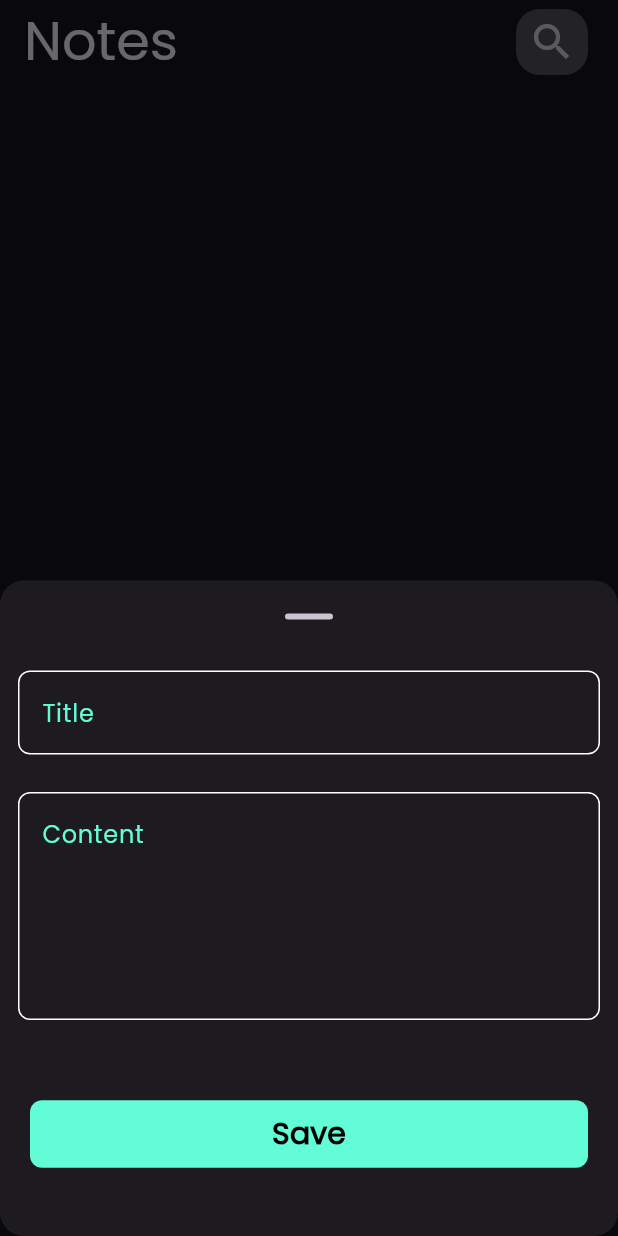
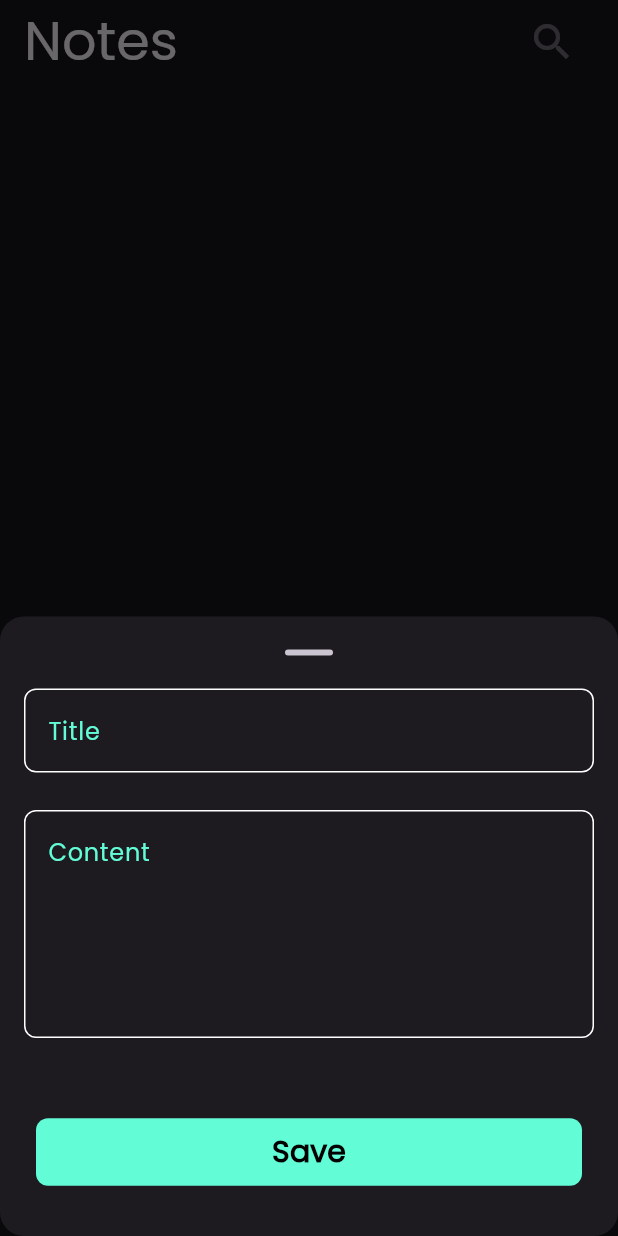
Before and after one commit to Evil-Knight1/notes_app, a Flutter app: the screen it shows after launch, after a tap on the "add" icon, on a phone screen of 412 x 824 dp. Run offline on Flutter 3.47's test engine with Material 3 defaults, Android fonts, the phone set to English and light mode, and no system bars; drawn by our look-alikes of modal_progress_hud_nsn; our stand-ins replace bloc, flutter_bloc, font_awesome_flutter, hive, hive_flutter; accounts and stored records are empty.

```diff
--- a/lib/main.dart
+++ b/lib/main.dart
@@ -20,13 +20,10 @@ class NotesApp extends StatelessWidget {
 
   @override
   Widget build(BuildContext context) {
-    return MultiBlocProvider(
-      providers: [BlocProvider(create: (context) => AddNoteCubit())],
-      child: MaterialApp(
-        debugShowCheckedModeBanner: false,
-        theme: ThemeData(brightness: Brightness.dark, fontFamily: 'Poppins'),
-        home: const NotesPage(),
-      ),
+    return MaterialApp(
+      debugShowCheckedModeBanner: false,
+      theme: ThemeData(brightness: Brightness.dark, fontFamily: 'Poppins'),
+      home: const NotesPage(),
     );
   }
 }
--- a/lib/widgets/add_note.dart
+++ b/lib/widgets/add_note.dart
@@ -13,9 +13,13 @@ class AddNote extends StatelessWidget {
 
   @override
   Widget build(BuildContext context) {
-    return Padding(
-      padding: const EdgeInsets.all(12),
-      child: SingleChildScrollView(
+    return BlocProvider(
+      create: (context) => AddNoteCubit(),
+      child: Padding(
+        padding: EdgeInsets.only(
+            right: 16,
+            left: 16,
+            bottom: MediaQuery.of(context).viewInsets.bottom),
         child: BlocConsumer<AddNoteCubit, AddNoteCubitState>(
           listener: (context, state) {
             if (state is AddNoteFailureState) {
@@ -28,7 +32,10 @@ class AddNote extends StatelessWidget {
           builder: (context, state) {
             return ModalProgressHUD(
               inAsyncCall: state is AddNoteLoadingState ? true : false,
-              child: const AddNoteForm(),
+              color: Colors.transparent,
+              child: const SingleChildScrollView(
+                child: AddNoteForm(),
+              ),
             );
           },
         ),
--- a/lib/widgets/add_note_form.dart
+++ b/lib/widgets/add_note_form.dart
@@ -1,4 +1,7 @@
 import 'package:flutter/cupertino.dart';
+import 'package:flutter_bloc/flutter_bloc.dart';
+import 'package:notes_app/cubit/add_note_cubit/add_note_cubit_cubit.dart';
+import 'package:notes_app/models/notes_model.dart';
 import 'package:notes_app/widgets/custom_text_button.dart';
 import 'package:notes_app/widgets/custom_text_field.dart';
 
@@ -41,7 +44,8 @@ class _AddNoteFormState extends State<AddNoteForm> {
             onPressed: () {
               if (formKey.currentState!.validate()) {
                 formKey.currentState!.save();
-
+                NotesModel note = NotesModel(title: title!, desc: desc!, time: DateTime.now().toString(), color: 123);
+                BlocProvider.of<AddNoteCubit>(context).addNote(note);
               } else {
                 autovalidateMode = AutovalidateMode.always;
                 setState(() {});
--- a/lib/widgets/custom_icon_button.dart
+++ b/lib/widgets/custom_icon_button.dart
@@ -2,10 +2,15 @@ import 'package:flutter/material.dart';
 
 class CustomIconButton extends StatelessWidget {
   const CustomIconButton(
-      {super.key, required this.icon, this.tooltip, this.backgroundColor});
+      {super.key,
+      required this.icon,
+      this.tooltip,
+      this.backgroundColor,
+      this.onPressed});
   final Icon icon;
   final String? tooltip;
   final Color? backgroundColor;
+  final void Function()? onPressed;
   @override
   Widget build(BuildContext context) {
     return IconButton(
@@ -15,7 +20,7 @@ class CustomIconButton extends StatelessWidget {
             enableFeedback: true,
             shape: RoundedRectangleBorder(
                 borderRadius: BorderRadius.circular(16))),
-        onPressed: () {},
+        onPressed: onPressed,
         tooltip: tooltip,
         icon: icon);
   }
```
Also changed, not shown: lib/cubit/add_note_cubit/add_note_cubit_cubit.dart (+5 -3 lines), lib/pages/notes_page.dart (+6 -3 lines), lib/simple_bloc_observer.dart (+13 -5 lines), lib/widgets/custom_note_item.dart (+15 -10 lines), lib/pages/edit_note_page.dart (line endings or trailing spaces).
